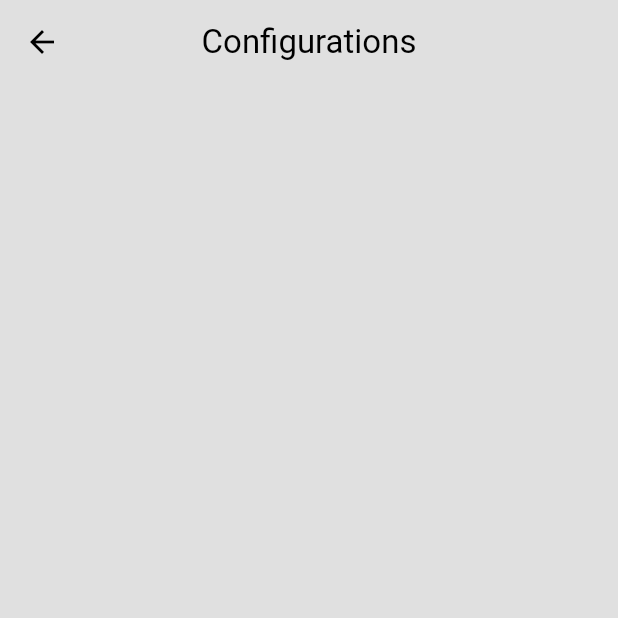
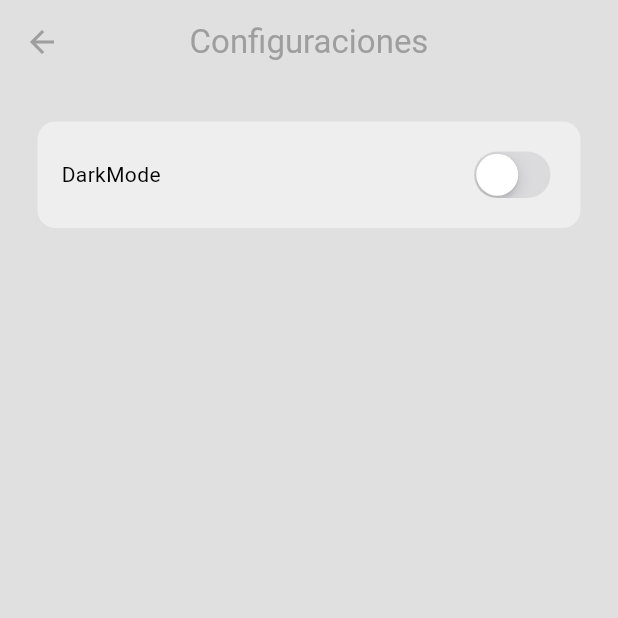
Before and after one commit to Edwin238731/minimal_chat_app, a Flutter app: the screen it shows once a user with an empty profile is signed in, in the side drawer, after a tap on "Configuraciones", on a phone screen of 412 x 824 dp, the top half of it. Run offline on Flutter 3.47's test engine with Material 3 defaults, Android fonts, the phone set to English and light mode, and no system bars; our stand-ins replace cloud_firestore, firebase_auth, firebase_core; accounts and stored records are empty; network calls fail.

```diff
--- a/lib/componentes/my_textfield.dart
+++ b/lib/componentes/my_textfield.dart
@@ -4,12 +4,14 @@ class MyTextfield extends StatelessWidget {
   final String  placeholder;
   final bool password;
   final TextEditingController controller;
+  final FocusNode? focusNode;
 
   const MyTextfield({
     super.key,
     required this.placeholder,
     required this.password,
     required this.controller,
+    this.focusNode,
   });
 
   @override
@@ -17,8 +19,9 @@ class MyTextfield extends StatelessWidget {
     return Padding(
       padding: const EdgeInsets.symmetric(horizontal: 25.0),
       child: TextField(
-        obscureText: password,
+        obscureText: password/*odscure text*/,
         controller: controller,
+        focusNode: focusNode,
         decoration: InputDecoration(
         enabledBorder: OutlineInputBorder(
           borderSide: BorderSide(color: Theme.of(context).colorScheme.tertiary),
--- a/lib/main.dart
+++ b/lib/main.dart
@@ -4,13 +4,19 @@ import 'package:minimal_chat_app/servicios/auth/auth_gate.dart';
 //import 'package:minimal_chat_app/auth/login_or_registrer.dart';
 import 'package:minimal_chat_app/firebase_options.dart';
 //import 'package:minimal_chat_app/pantallas/login.dart';
-import 'package:minimal_chat_app/temas/light_mode.dart';
+//import 'package:minimal_chat_app/temas/light_mode.dart';
+import 'package:minimal_chat_app/temas/theme_provider.dart';
+import 'package:provider/provider.dart';
 //import 'package:minimal_chat_app/temas/dark_mode.dart';
 
 void main() async{
   WidgetsFlutterBinding.ensureInitialized();
   await Firebase.initializeApp(options: DefaultFirebaseOptions.currentPlatform);
-  runApp(const MainApp());
+  runApp(ChangeNotifierProvider(
+    create: (context) => ThemeProvider(),
+    child: const MainApp(),
+    )
+  );
 }
 
 class MainApp extends StatelessWidget {
@@ -21,7 +27,7 @@ class MainApp extends StatelessWidget {
     return MaterialApp(
       debugShowCheckedModeBanner: false,
       home:const AuthGate(),
-      theme: lightMode,
+      theme: Provider.of<ThemeProvider>(context).themeData,
     );
   }
 }
--- a/lib/pantallas/home_page.dart
+++ b/lib/pantallas/home_page.dart
@@ -15,9 +15,13 @@ class Inicio extends StatelessWidget {
   @override
   Widget build(BuildContext context) {
     return Scaffold(
+      backgroundColor: Theme.of(context).colorScheme.surface,
       appBar: AppBar(
         title: const Text("Bienvenido"),
         centerTitle: true,
+        backgroundColor: Colors.transparent,
+        foregroundColor: Colors.grey,
+        elevation: 0,
       ),
       drawer: const MyDrawer(),
       body: _buildUserList(),
--- a/lib/pantallas/settings_page.dart
+++ b/lib/pantallas/settings_page.dart
@@ -1,4 +1,7 @@
+import 'package:flutter/cupertino.dart';
 import 'package:flutter/material.dart';
+import 'package:minimal_chat_app/temas/theme_provider.dart';
+import 'package:provider/provider.dart';
 
 class SettingsPage extends StatelessWidget {
   const SettingsPage({super.key});
@@ -6,9 +9,34 @@ class SettingsPage extends StatelessWidget {
   @override
   Widget build(BuildContext context) {
     return Scaffold(
+      backgroundColor: Theme.of(context).colorScheme.surface,
       appBar: AppBar(
-        title: const Text("Configurations"),
+        title: const Text("Configuraciones"),
         centerTitle: true,
+        backgroundColor: Colors.transparent,
+        foregroundColor: Colors.grey,
+        elevation: 0,
+      ),
+      body: Container(
+        decoration: BoxDecoration(
+          color : Theme.of(context).colorScheme.secondary,
+          borderRadius: BorderRadius.circular(12),
+          ),
+          margin:const EdgeInsets.all(25),
+          padding:const EdgeInsets.all(16),
+        child: Row(
+          mainAxisAlignment: MainAxisAlignment.spaceBetween,
+          children: [
+            //dark mode
+            Text("DarkMode"),
+            //switch toggle
+            CupertinoSwitch(
+              value: Provider.of<ThemeProvider>(context, listen: false).isDarkMode,
+              onChanged: (value)=> Provider.of<ThemeProvider>(context, listen: false)
+              .toggleTheme(),
+            )
+          ],
+        ),
       ),
     );
   }
--- a/lib/servicios/chat/chat_service.dart
+++ b/lib/servicios/chat/chat_service.dart
@@ -47,8 +47,8 @@ Future<void> sendMenssage(String receiverID, message) async{
   final Timestamp timestamp = Timestamp.now();
   //create a  new message
   Message newMessage =  Message(
-    senderID: currentUserEmail,
-    senderEmail: currentUserID ,
+    senderID: currentUserID,
+    senderEmail: currentUserEmail ,
     receiverID: receiverID ,
     message: message ,
     timestamp: timestamp ,
--- a/lib/temas/dark_mode.dart
+++ b/lib/temas/dark_mode.dart
@@ -0,0 +1,10 @@
+import 'package:flutter/material.dart';
+
+ThemeData darktMode = ThemeData(
+    colorScheme: ColorScheme.dark(
+  surface: Colors.grey.shade900,
+  primary: Colors.grey.shade600,
+  secondary: Colors.grey.shade700,
+  tertiary: Colors.grey.shade800,
+  inversePrimary: Colors.grey.shade300,
+));
--- /dev/null
+++ b/lib/temas/theme_provider.dart
@@ -0,0 +1,24 @@
+import 'package:flutter/material.dart';
+import 'package:minimal_chat_app/temas/dark_mode.dart';
+import 'package:minimal_chat_app/temas/light_mode.dart';
+
+class ThemeProvider extends ChangeNotifier{
+  ThemeData _themeData = lightMode;
+
+  ThemeData get themeData =>_themeData;
+
+  bool get isDarkMode => _themeData == darktMode;
+
+  set themeData(ThemeData themeData){
+    _themeData = themeData;
+    notifyListeners();
+  }
+
+  void toggleTheme(){
+    if (_themeData == lightMode){
+      themeData = darktMode;
+    }else{
+        themeData == lightMode;
+      }
+  }
+}
--- a/pubspec.yaml
+++ b/pubspec.yaml
@@ -12,6 +12,7 @@ dependencies:
   firebase_core: ^3.8.0
   firebase_auth: ^5.3.3
   cloud_firestore: ^5.5.0
+  provider: ^6.1.2
 
 dev_dependencies:
   flutter_test:
```
Also changed, not shown: lib/componentes/chat_bubble.dart (added, +40 -0 lines), lib/pantallas/chat_page.dart (+105 -11 lines), pubspec.lock.
